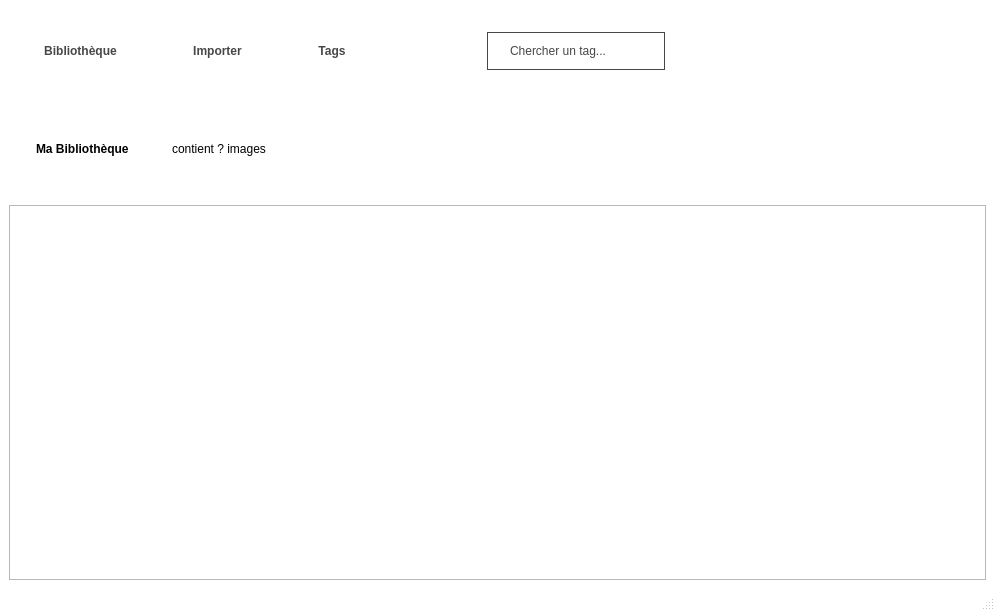
Above: mainwindowredesigned.ui from SebGonzalez/BibliothequePhoto before the change. Below: the same form after it.
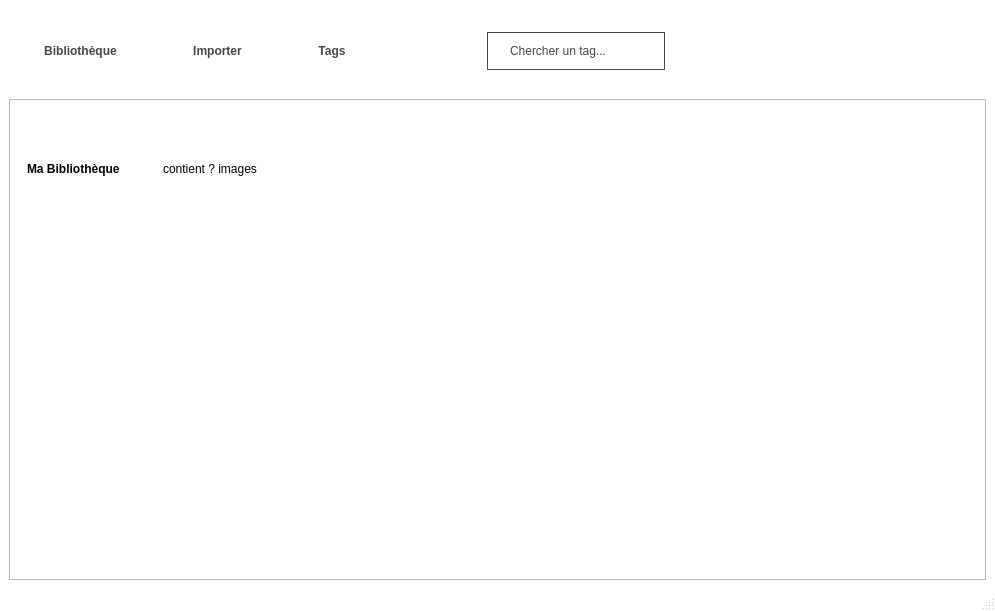
That is the form after the change.

```diff
--- a/mainwindowredesigned.ui
+++ b/mainwindowredesigned.ui
@@ -124,7 +124,22 @@
          </layout>
         </item>
         <item>
+         <widget class="QFrame" name="selection">
+          <property name="frameShape">
+           <enum>QFrame::StyledPanel</enum>
+          </property>
+          <property name="frameShadow">
+           <enum>QFrame::Raised</enum>
+          </property>
          <widget class="QWidget" name="widget" native="true">
+           <property name="geometry">
+            <rect>
+             <x>0</x>
+             <y>20</y>
+             <width>973</width>
+             <height>100</height>
+            </rect>
+           </property>
           <property name="sizePolicy">
            <sizepolicy hsizetype="Minimum" vsizetype="Minimum">
             <horstretch>0</horstretch>
@@ -174,15 +189,6 @@
            </item>
           </layout>
          </widget>
-        </item>
-        <item>
-         <widget class="QFrame" name="selection">
-          <property name="frameShape">
-           <enum>QFrame::StyledPanel</enum>
-          </property>
-          <property name="frameShadow">
-           <enum>QFrame::Raised</enum>
-          </property>
          </widget>
         </item>
        </layout>
```
Left out of the diff: 2 changed lines with no effect on the pictures. Lines whose indentation alone changed are shown as unchanged.
